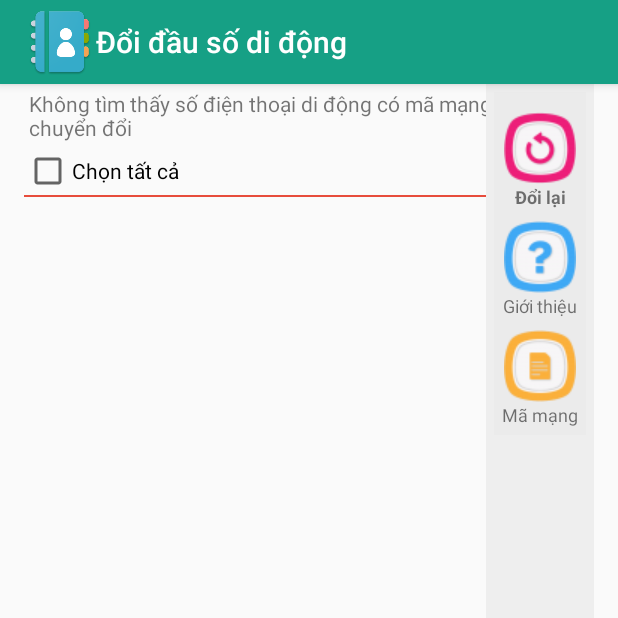
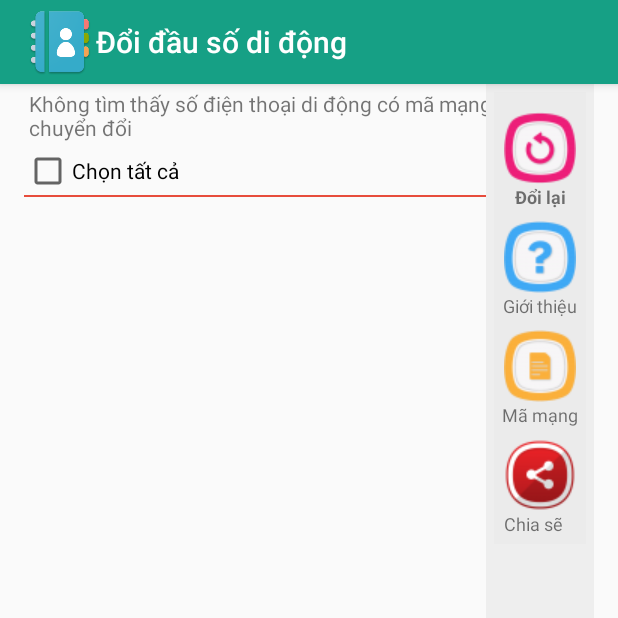
Before and after one commit to suminhthanh/PhoneCode, an Android app: the screen it shows after launch (MainActivity), on a phone screen of 412 x 824 dp, the top half of it. Run offline under Robolectric (Android 15) with nearby library versions, the phone set to English and light mode, and no system bars; our stand-ins replace AdMob; pictures from the network do not load; 1 statement that could not run was skipped.

Commit message:
Add button share

```diff
--- a/app/src/main/res/layout/activity_main.xml
+++ b/app/src/main/res/layout/activity_main.xml
@@ -114,7 +114,7 @@
                     android:text="@string/mobile_code"
                     android:textSize="12sp" />
 
-<!--                <TextView
+               <TextView
                     android:id="@+id/btnShare"
                     android:layout_width="wrap_content"
                     android:layout_height="wrap_content"
@@ -123,7 +123,7 @@
                     android:drawableTop="@drawable/ic_share"
                     android:onClick="onClick"
                     android:text="@string/share"
-                    android:textSize="12sp" /> -->
+                    android:textSize="12sp" />
             </LinearLayout>
         </ScrollView>
 
--- a/app/src/main/res/menu/share_menu.xml
+++ /dev/null
@@ -1,3 +0,0 @@
-<?xml version="1.0" encoding="utf-8"?>
-<menu xmlns:android="http://schemas.android.com/apk/res/android">
-</menu>
--- a/app/src/main/res/values/strings.xml
+++ b/app/src/main/res/values/strings.xml
@@ -9,6 +9,7 @@ Việc chuyển đổi bắt đầu từ ngày 15/9/2018 và kết thúc vào ng
     <string name="no_contact">Không tìm thấy số điện thoại di động có mã mạng cần chuyển đổi</string>
     <string name="title">Đổi đầu số di động</string>
     <string name="title_revert">Đổi 10 số thành 11 số</string>
+    <string name="menu_share">Chia sẽ</string>
     <string name="homepage">Trang chủ</string>
     <string name="update">Cập nhật</string>
     <string name="updated">Đã cập nhật </string>
```
Also changed, not shown: app/src/main/java/net/vnict/phonecode/MainActivity.java (+19 -9 lines), app/src/main/res/drawable/ic_share.png.
